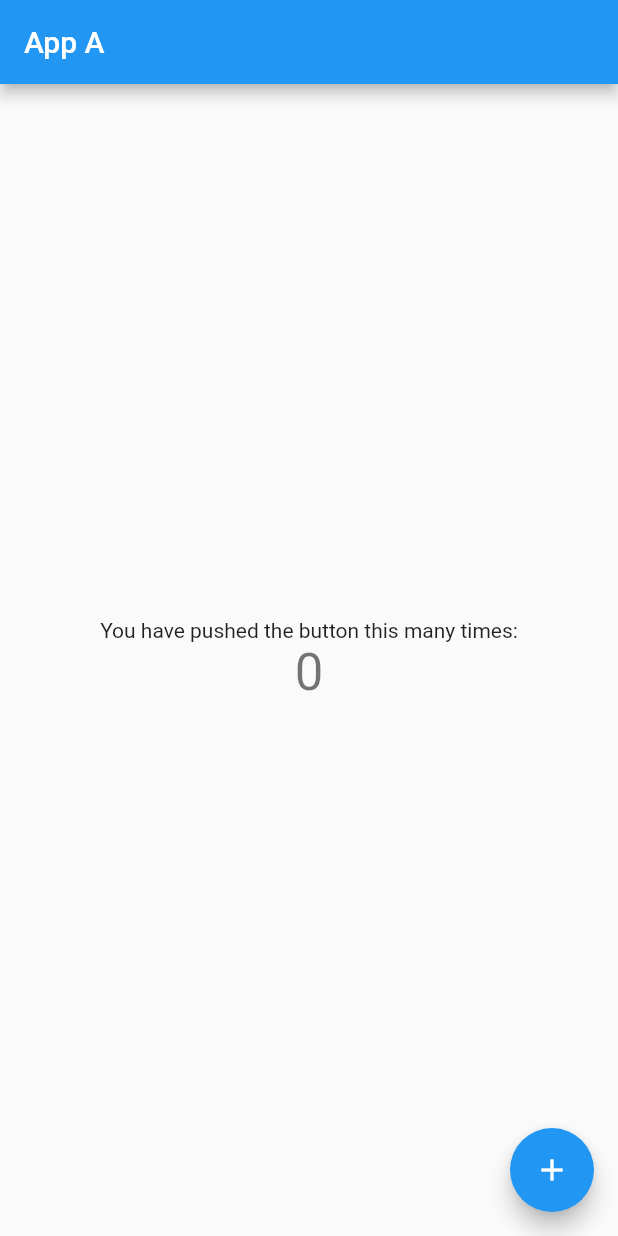
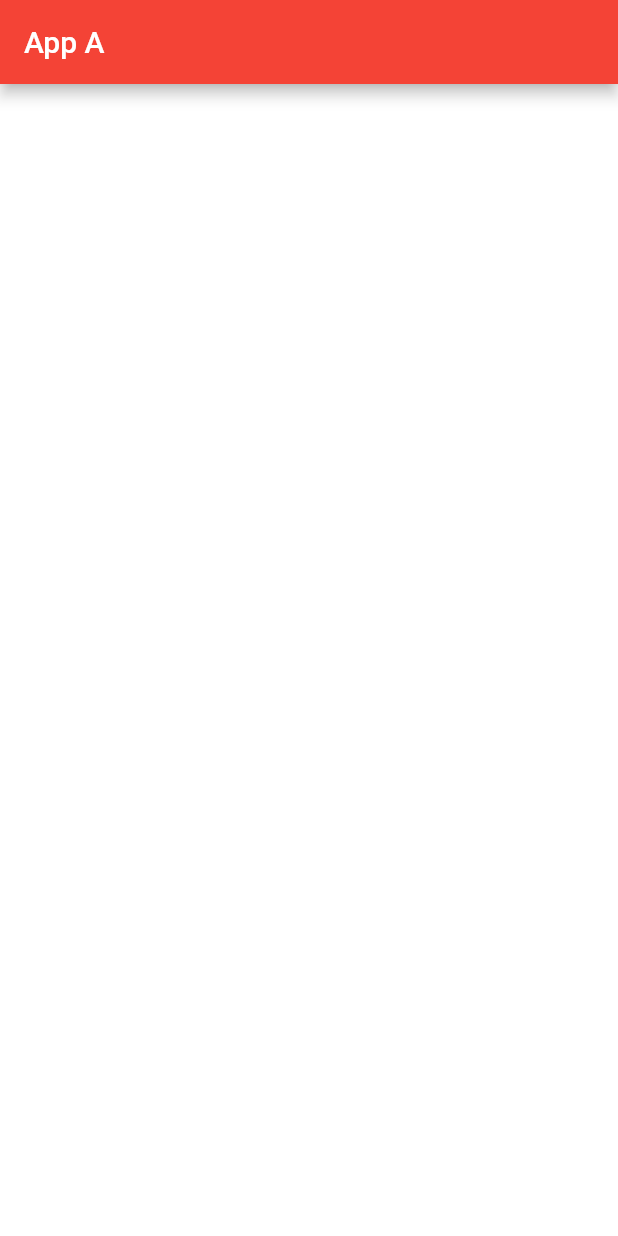
Before and after one commit to Limvunhoy/app_a, a Flutter app: the screen it shows after launch, on a phone screen of 412 x 824 dp. Run offline on Flutter 3.47's test engine with Material 2 defaults, Android fonts, the light colour scheme and no system bars.

Commit message:
style; update home page

```diff
--- a/lib/main.dart
+++ b/lib/main.dart
@@ -48,68 +48,16 @@
 }
 
 class _MyHomePageState extends State<MyHomePage> {
-  int _counter = 0;
-
-  void _incrementCounter() {
-    setState(() {
-      // This call to setState tells the Flutter framework that something has
-      // changed in this State, which causes it to rerun the build method below
-      // so that the display can reflect the updated values. If we changed
-      // _counter without calling setState(), then the build method would not be
-      // called again, and so nothing would appear to happen.
-      _counter++;
-    });
-  }
-
   @override
   Widget build(BuildContext context) {
-    // This method is rerun every time setState is called, for instance as done
-    // by the _incrementCounter method above.
-    //
-    // The Flutter framework has been optimized to make rerunning build methods
-    // fast, so that you can just rebuild anything that needs updating rather
-    // than having to individually change instances of widgets.
     return Scaffold(
       appBar: AppBar(
-        // Here we take the value from the MyHomePage object that was created by
-        // the App.build method, and use it to set our appbar title.
         title: Text(widget.title),
+        backgroundColor: Colors.red,
       ),
-      body: Center(
-        // Center is a layout widget. It takes a single child and positions it
-        // in the middle of the parent.
-        child: Column(
-          // Column is also a layout widget. It takes a list of children and
-          // arranges them vertically. By default, it sizes itself to fit its
-          // children horizontally, and tries to be as tall as its parent.
-          //
-          // Invoke "debug painting" (press "p" in the console, choose the
-          // "Toggle Debug Paint" action from the Flutter Inspector in Android
-          // Studio, or the "Toggle Debug Paint" command in Visual Studio Code)
-          // to see the wireframe for each widget.
-          //
-          // Column has various properties to control how it sizes itself and
-          // how it positions its children. Here we use mainAxisAlignment to
-          // center the children vertically; the main axis here is the vertical
-          // axis because Columns are vertical (the cross axis would be
-          // horizontal).
-          mainAxisAlignment: MainAxisAlignment.center,
-          children: <Widget>[
-            const Text(
-              'You have pushed the button this many times:',
-            ),
-            Text(
-              '$_counter',
-              style: Theme.of(context).textTheme.headline4,
-            ),
-          ],
-        ),
+      body: Container(
+        color: Colors.white,
       ),
-      floatingActionButton: FloatingActionButton(
-        onPressed: _incrementCounter,
-        tooltip: 'Increment',
-        child: const Icon(Icons.add),
-      ), // This trailing comma makes auto-formatting nicer for build methods.
     );
   }
 }
```
